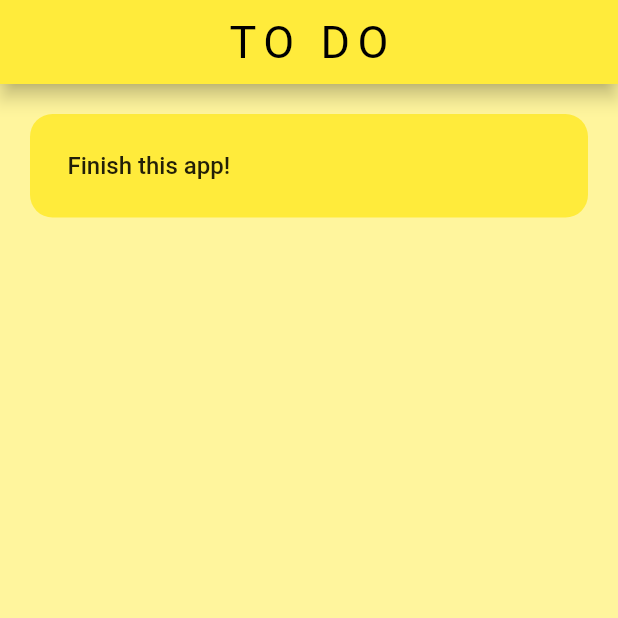
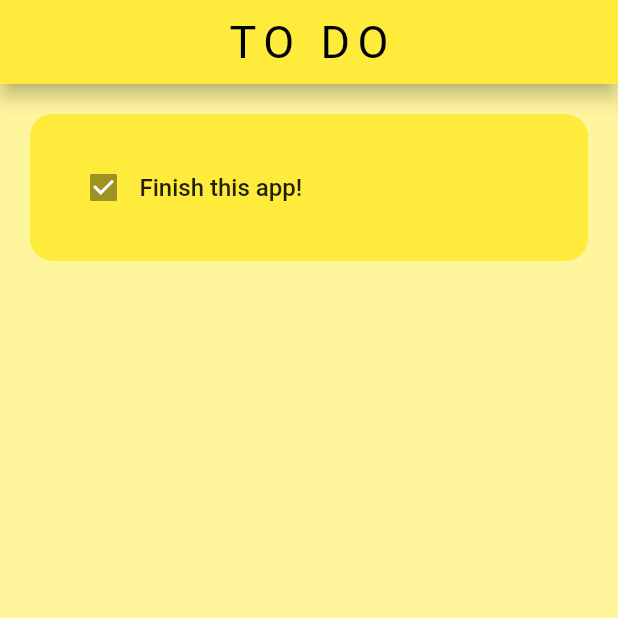
Before and after one commit to itsMike05/To-Do-Flutter, a Flutter app: the screen it shows after launch, on a phone screen of 412 x 824 dp, the top half of it. Run offline on Flutter 3.47's test engine with Material 2 defaults, Android fonts, the phone set to English and light mode, and no system bars.

Commit message:
Modified todo_item with a checkbox

```diff
--- a/lib/util/todo_item.dart
+++ b/lib/util/todo_item.dart
@@ -1,7 +1,12 @@
 import 'package:flutter/material.dart';
 
 class ToDoItem extends StatelessWidget {
-  const ToDoItem({super.key});
+  final String taskName;
+  final bool taskCompleted;
+  Function(bool?)? onChanged;
+
+  const ToDoItem(
+      {super.key, required this.taskName, required this.taskCompleted});
 
   @override
   Widget build(BuildContext context) {
@@ -9,12 +14,18 @@ class ToDoItem extends StatelessWidget {
       padding: const EdgeInsets.all(20.0),
       child: Container(
         padding: const EdgeInsets.all(25.0),
-        decoration: const BoxDecoration(
-            color: Colors.yellow,
-            borderRadius: BorderRadius.all(Radius.circular(15))),
-        child: const Text(
-          "Finish this app!",
-          style: TextStyle(fontSize: 16, fontWeight: FontWeight.w500),
+        decoration: BoxDecoration(
+            color: Colors.yellow, borderRadius: BorderRadius.circular(15)),
+        child: Row(
+          children: [
+            // Checkbox
+            Checkbox(value: true, onChanged: null),
+            // Text
+            const Text(
+              "Finish this app!",
+              style: TextStyle(fontSize: 16, fontWeight: FontWeight.w500),
+            ),
+          ],
         ),
       ),
     );
```
